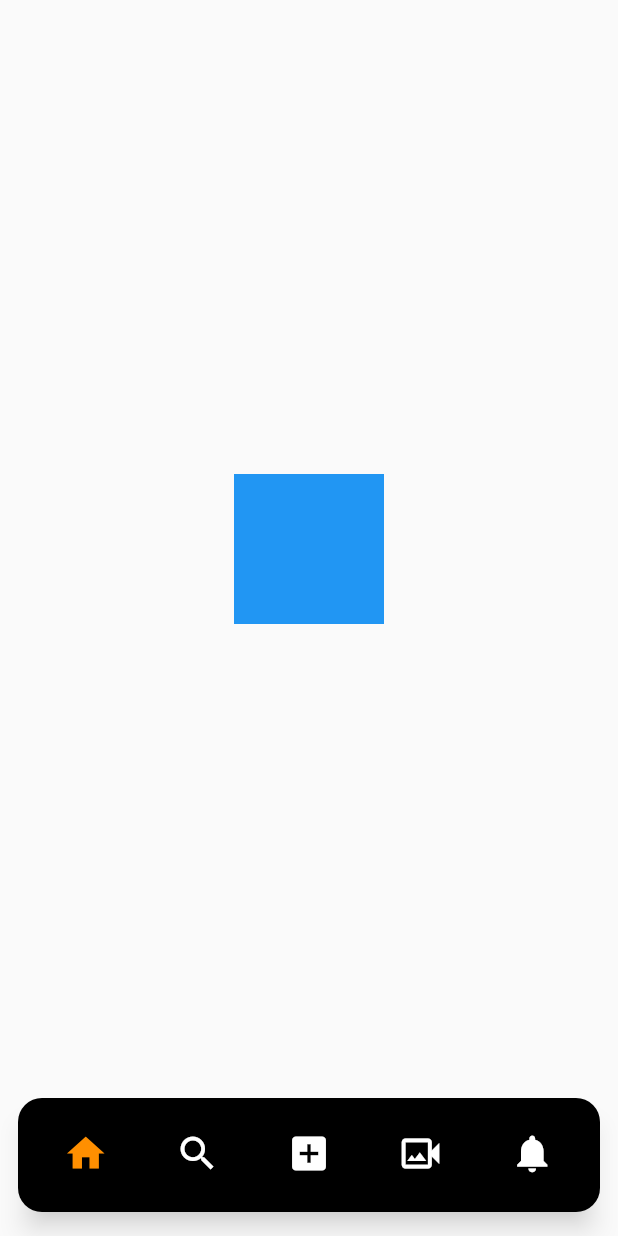
After one commit to Scirocco01/SnapScape, a Flutter app: the screen it shows after launch, after a tap on "register through google", on a phone screen of 412 x 824 dp. The commit adds this screen. Run offline on Flutter 3.47's test engine with Material 2 defaults, Android fonts, the light colour scheme and no system bars; our stand-ins replace firebase_auth, firebase_core, get_it, google_sign_in; accounts and stored records are empty; generated files the repository leaves out were written again.

Commit message:
bottomNavigation structure completed

```diff
--- a/lib/App/injectors.dart
+++ b/lib/App/injectors.dart
@@ -1,5 +1,7 @@
 
 
+import 'package:ehisaab_2/ViewModel/auth_view_model.dart';
+import 'package:ehisaab_2/ViewModel/navigation_provider_view_model.dart';
 import 'package:ehisaab_2/ViewModel/user_credentials_view_model.dart';
 import 'package:get_it/get_it.dart';
 
@@ -13,4 +15,8 @@ Future<void> initDependencies()async{
   injector.registerFactory<UserCredentialsViewModel>(() => UserCredentialsViewModel());
 
 
+  injector.registerFactory<AuthViewModel>(() =>AuthViewModel());
+
+  injector.registerFactory<NavigationProvider>(() =>NavigationProvider());
+
 }
--- /dev/null
+++ b/lib/Model/auth_service.dart
@@ -0,0 +1,44 @@
+
+
+
+import 'package:firebase_auth/firebase_auth.dart';
+import 'package:google_sign_in/google_sign_in.dart';
+
+class AuthService{
+
+  final FirebaseAuth _auth = FirebaseAuth.instance;
+  final  GoogleSignIn _googleSignIn = GoogleSignIn();
+
+  Future<User?> signInWithGoogle() async {
+    try {
+      final GoogleSignInAccount? googleUser = await _googleSignIn.signIn();
+      if (googleUser != null) {
+        final GoogleSignInAuthentication googleAuth = await googleUser.authentication;
+        final AuthCredential credential = GoogleAuthProvider.credential(
+          accessToken: googleAuth.accessToken,
+          idToken: googleAuth.idToken,
+        );
+        final UserCredential authResult = await _auth.signInWithCredential(credential);
+        final User? user = authResult.user;
+        return user;
+      }
+      return null;
+    } catch (e) {
+      print(e);
+      return null;
+    }
+  }
+
+  // void checkNewUser() {
+  //   final User? user = _auth.currentUser;
+  //   if (user != null) {
+  //     final bool isNewUser = user.AdditionalUserInfo?.isNewUser ?? false;
+  //     if (isNewUser) {
+  //       print('New user signed in!');
+  //     } else {
+  //       print('Existing user signed in!');
+  //     }
+  //   }
+
+
+}
--- /dev/null
+++ b/lib/View/HomePage/home_page.dart
@@ -0,0 +1,23 @@
+
+
+
+import 'package:flutter/material.dart';
+
+class HomePage extends StatefulWidget {
+  const HomePage({Key? key}) : super(key: key);
+
+  @override
+  State<HomePage> createState() => _HomePageState();
+}
+
+class _HomePageState extends State<HomePage> {
+  @override
+  Widget build(BuildContext context) {
+    return Container(
+      color: Colors.blue,
+      height: 100,
+      width: 100,
+
+    );
+  }
+}
--- /dev/null
+++ b/lib/View/Search/search_page.dart
@@ -0,0 +1,27 @@
+
+
+
+
+
+
+
+import 'package:flutter/material.dart';
+
+class SearchPage extends StatefulWidget {
+  const SearchPage({Key? key}) : super(key: key);
+
+  @override
+  State<SearchPage> createState() => _SearchPageState();
+}
+
+class _SearchPageState extends State<SearchPage> {
+  @override
+  Widget build(BuildContext context) {
+    return Container(
+      color: Colors.red,
+      height: 100,
+      width: 100,
+
+    );
+  }
+}
--- a/lib/View/UserCredentials/user_credentials.dart
+++ b/lib/View/UserCredentials/user_credentials.dart
@@ -47,7 +47,7 @@ class _UserCredentialsState extends State<UserCredentials> {
               ),
               SizedBox(
                 width: double.infinity,
-                height: SizeConfig.screenHeight! * 0.64,
+                height: SizeConfig.screenHeight! * 0.62,
                 child: PageView(
                   controller: _pageController,
                   children:  [
@@ -89,9 +89,9 @@ class _UserCredentialsState extends State<UserCredentials> {
               const SizedBox(
                 height: 10
               ),
-              const PrimaryText(text: 'Do you already have an account?',color: Color(0xFF97a6b2),),
+              const PrimaryText(text: 'Do you already have an account?',color: Color(0xFF97a6b2),size: 12,),
                TextButton(onPressed: (){},
-                  child: const PrimaryText( text: 'Log In',color: Colors.blueAccent,),)
+                  child: const PrimaryText( text: 'Log In',color: Colors.blueAccent,size: 12,),)
         ]),)
     )));
   }
--- /dev/null
+++ b/lib/View/bottom_navigation.dart
@@ -0,0 +1,114 @@
+
+
+
+import 'package:ehisaab_2/View/HomePage/home_page.dart';
+import 'package:ehisaab_2/View/Search/search_page.dart';
+import 'package:flutter/material.dart';
+import 'package:provider/provider.dart';
+
+import '../ViewModel/navigation_provider_view_model.dart';
+
+class BottomNavigation extends StatefulWidget {
+  const BottomNavigation({Key? key}) : super(key: key);
+
+  @override
+  State<BottomNavigation> createState() => _BottomNavigationState();
+}
+
+class _BottomNavigationState extends State<BottomNavigation> {
+  int _selectedIndex = 0;
+  static const TextStyle optionStyle =
+  TextStyle(fontSize: 30, fontWeight: FontWeight.bold);
+  static const List<Widget> _widgetOptions = <Widget>[
+    HomePage(),
+    SearchPage(),
+    Text(
+      'Index 2: School',
+      style: optionStyle,
+    ),
+    Text(
+      'Index 3: Settings',
+      style: optionStyle,
+    ),
+    Text(
+      'Index 4: Settings',
+      style: optionStyle,
+    ),
+  ];
+
+  void _onItemTapped(int index) {
+    setState(() {
+      _selectedIndex = index;
+    });
+  }
+
+  @override
+  Widget build(BuildContext context) {
+    return Scaffold(
+      body: Center(
+        child: _widgetOptions.elementAt(_selectedIndex)
+      ),
+      bottomNavigationBar:Padding(
+        padding: const EdgeInsets.only(left: 12.0,right: 12,bottom: 16),
+        child: Container(
+          padding: const EdgeInsets.all(8),
+          decoration: const BoxDecoration(
+            color: Colors.black,
+            borderRadius: BorderRadius.all(Radius.circular(16))
+          ),
+          child: BottomNavigationBar(
+            type: BottomNavigationBarType.fixed,
+            showSelectedLabels: false,
+            iconSize: 30,
+            showUnselectedLabels: false,
+
+            backgroundColor: Colors.black,
+            items: const[
+              BottomNavigationBarItem(
+                icon: Icon(Icons.home,),
+                label: '',
+                backgroundColor: Colors.black,
+
+
+              ),
+              BottomNavigationBarItem(
+                icon: Icon(Icons.search),
+                label: '',
+                backgroundColor: Colors.black,
+
+              ),
+              BottomNavigationBarItem(
+                icon: Icon(Icons.add_box),
+                label: '',
+                backgroundColor: Colors.black,
+
+              ),
+              BottomNavigationBarItem(
+                icon: Icon(Icons.video_camera_back_outlined),
+                label: '',
+                backgroundColor: Colors.black,
+
+              ),
+              BottomNavigationBarItem(
+                icon: Icon(Icons.notifications),
+                label: '',
+                backgroundColor: Colors.black,
+
+              ),
+
+
+            ],
+
+            currentIndex: _selectedIndex,
+            selectedItemColor: Colors.amber[800],
+            unselectedItemColor: Colors.white,
+            onTap: _onItemTapped,
+
+
+
+          ),
+        ),
+      ) ,
+    );
+  }
+}
--- a/lib/View/login_screen.dart
+++ b/lib/View/login_screen.dart
@@ -1,7 +1,11 @@
 
 import 'package:ehisaab_2/Config/size_config.dart';
+import 'package:ehisaab_2/View/bottom_navigation.dart';
+import 'package:ehisaab_2/ViewModel/auth_view_model.dart';
 import 'package:flutter/material.dart';
+import 'package:provider/provider.dart';
 
+import '../App/injectors.dart';
 import '../Config/text.dart';
 import 'UserCredentials/user_credentials.dart';
 
@@ -13,12 +17,18 @@ class LoginScreen extends StatefulWidget {
 }
 
 class _LoginScreenState extends State<LoginScreen> {
+  final AuthViewModel viewModel = injector<AuthViewModel>();
+
+
   @override
   Widget build(BuildContext context) {
     SizeConfig().init(context);
-    return Scaffold(
+    return ChangeNotifierProvider<AuthViewModel>(
+        create: (context) => viewModel,
+        child: Consumer<AuthViewModel>(
+        builder: (context, model, child) =>Scaffold(
       backgroundColor: const Color(0xFFf2f7f9),
-      body: Padding(
+        body: Padding(
         padding: const EdgeInsets.only(left: 20,right: 20),
         child: Column(
           mainAxisAlignment: MainAxisAlignment.start,
@@ -55,8 +65,12 @@ class _LoginScreenState extends State<LoginScreen> {
                       backgroundColor: Colors.white
                     ),
                     onPressed: (){
-                      Navigator.push(context,
-                          MaterialPageRoute(builder: (context) => const UserCredentials()));
+                      viewModel.signInWithGoogle().then((value) =>
+                          Navigator.push(context,
+                              MaterialPageRoute(builder: (context) => const BottomNavigation()))
+                      );
+                      // Navigator.push(context,
+                      //     MaterialPageRoute(builder: (context) => const UserCredentials()));
                     },
                     child: Center(
                       child: Padding(
@@ -94,7 +108,7 @@ class _LoginScreenState extends State<LoginScreen> {
 
                   ),
                 )),
-            SizedBox(height: 10,),
+            const SizedBox(height: 10,),
             Card(
                 elevation: 5,
                 child: ElevatedButton(
@@ -128,6 +142,6 @@ class _LoginScreenState extends State<LoginScreen> {
           ],
         ),
       )
-    );
+    )));
   }
 }
--- /dev/null
+++ b/lib/ViewModel/auth_view_model.dart
@@ -0,0 +1,24 @@
+
+
+
+import 'package:firebase_auth/firebase_auth.dart';
+import 'package:flutter/cupertino.dart';
+
+import '../Model/auth_service.dart';
+
+class AuthViewModel extends ChangeNotifier{
+  final AuthService _authService = AuthService();
+  User? _user;
+
+  User? get user => _user;
+
+
+  Future<void> signInWithGoogle() async {
+    final User? user = await _authService.signInWithGoogle();
+    if (user != null) {
+      _user = user;
+      notifyListeners();
+    }
+  }
+
+}
--- /dev/null
+++ b/lib/ViewModel/navigation_provider_view_model.dart
@@ -0,0 +1,15 @@
+
+
+
+import 'package:flutter/cupertino.dart';
+
+class NavigationProvider extends ChangeNotifier{
+  int _currentIndex = 0;
+
+  int get currentIndex => _currentIndex;
+
+  set currentIndex(int index) {
+    _currentIndex = index;
+    notifyListeners();
+  }
+}
--- a/lib/ViewModel/user_credentials_view_model.dart
+++ b/lib/ViewModel/user_credentials_view_model.dart
@@ -2,7 +2,10 @@
 
 import 'package:flutter/cupertino.dart';
 
+
 class UserCredentialsViewModel extends ChangeNotifier{
+
+
 
 
   List<String> userEntertainment = ['Salud','Music','Mod','Comedy','chill','Science','Political','Movies'];
@@ -18,4 +21,7 @@ class UserCredentialsViewModel extends ChangeNotifier{
 
 
 
+
+
+
 }
--- a/lib/main.dart
+++ b/lib/main.dart
@@ -1,12 +1,31 @@
 
+import 'package:firebase_core/firebase_core.dart';
 import 'package:flutter/material.dart';
+import 'package:provider/provider.dart';
 
 import 'App/injectors.dart';
 import 'View/login_screen.dart';
+import 'ViewModel/navigation_provider_view_model.dart';
+import 'firebase_options.dart';
 
 Future<void> main() async{
+  WidgetsFlutterBinding.ensureInitialized();
+  await Firebase.initializeApp(
+      options: DefaultFirebaseOptions.currentPlatform
+  );
   await initDependencies();
-  runApp(const MyApp());
+
+  runApp(
+    MultiProvider(
+      providers: [
+        ChangeNotifierProvider(create: (_) => NavigationProvider()),
+      ],
+      child: MyApp(),
+    ),
+  );
+
+
+
 }
 
 class MyApp extends StatelessWidget {
--- a/pubspec.yaml
+++ b/pubspec.yaml
@@ -45,6 +45,11 @@ dependencies:
 
   # for dependency injection
   get_it: ^7.2.0
+
+  #for firebase
+  firebase_auth: ^4.3.0
+  firebase_core: ^2.8.0
+  google_sign_in: ^6.0.2
 
 
 dev_dependencies:
```
Also changed, not shown: pubspec.lock.
